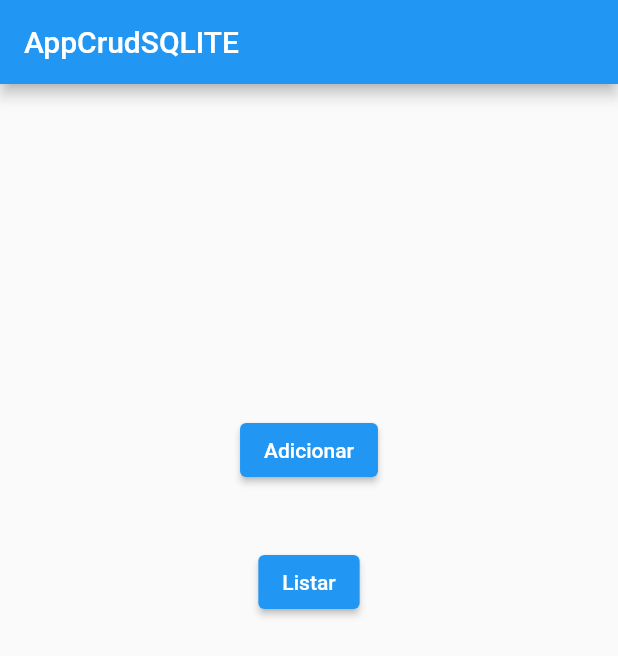
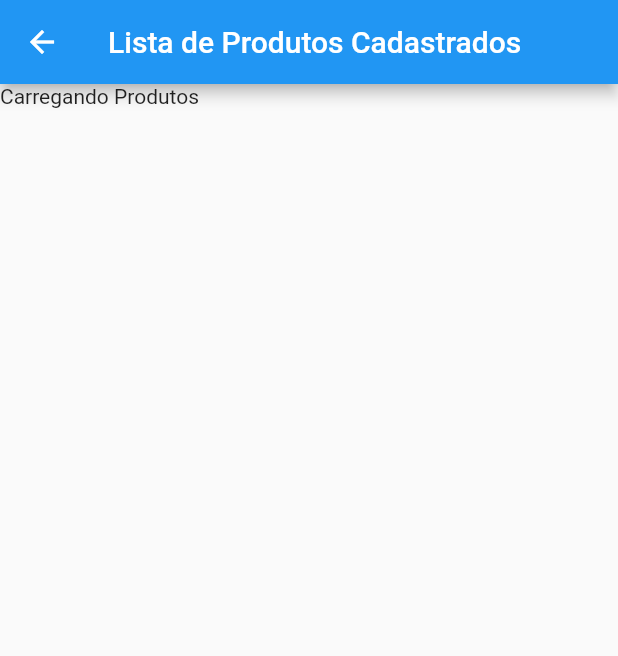
Before and after one commit to EduardoLoppes/Projeto-Flutter, a Flutter app: the screen it shows after launch, after a tap on "Listar", on a phone screen of 412 x 824 dp. Shown: the top 656 px of the screen. Run offline on Flutter 3.47's test engine with Material 2 defaults, Android fonts, the phone set to English and light mode, and no system bars; our stand-ins replace sqflite; accounts and stored records are empty.

Commit message:
:sparkles: Func: Listar adicionado

```diff
--- a/appcrudsqlite/lib/main.dart
+++ b/appcrudsqlite/lib/main.dart
@@ -47,10 +47,10 @@ class _HomeState extends State<Home> {
           SizedBox(height: 40),
           ElevatedButton(
             onPressed: () {
-              //Navigator.push(context,
-              //MaterialPageRoute(builder: (BuildContext context) {
-              //return list();
-              //}));
+              Navigator.push(context,
+              MaterialPageRoute(builder: (BuildContext context) {
+              return ListProduto();
+              }));
             },
             child: Text("Listar"),
           ),
--- a/appcrudsqlite/lib/screens/list.dart
+++ b/appcrudsqlite/lib/screens/list.dart
@@ -0,0 +1,171 @@
+import 'package:appcrudsqlite/data/dbgeek.dart';
+import 'package:flutter/cupertino.dart';
+
+import 'package:flutter/material.dart';
+
+import 'package:appcrudsqlite/screens/edit.dart';
+
+
+
+class ListProduto extends StatefulWidget {
+
+  @override
+
+  State<StatefulWidget> createState() {
+
+    return _ListProduto();
+
+  }
+
+}
+
+
+
+class _ListProduto extends State<ListProduto> {
+
+  List<Map> slist = [];
+
+  DBgeek mydb = DBgeek();
+
+
+
+  @override
+
+  void initState() {
+
+    mydb.open();
+
+    getdata();
+
+    super.initState();
+
+  }
+
+
+
+  getdata() {
+
+    Future.delayed(Duration(milliseconds: 500), () async {
+
+      //use delay min 500 ms, because database takes time to initilize.
+
+      slist = await mydb.db.rawQuery('SELECT * FROM books');
+
+
+
+      setState(() {}); //refresh UI after getting data from table.
+
+    });
+
+  }
+
+
+
+  @override
+
+  Widget build(BuildContext context) {
+
+    return Scaffold(
+
+      appBar: AppBar(
+
+        title: Text("Lista de Produtos Cadastrados"),
+
+      ),
+
+      body: SingleChildScrollView(
+
+        child: Container(
+
+          child: slist.length == 0
+
+              ? Text("Carregando Produtos")
+
+              : //show message if there is no any student
+
+              Column(
+
+                  //or populate list to Column children if there is student data.
+
+                  children: slist.map((stuone) {
+
+                    return Card(
+
+                      child: ListTile(
+
+                        leading: Icon(Icons.people),
+
+                        title: Text(stuone["nome"]),
+
+                        subtitle: Text("NomeProduto:" +
+
+                            stuone["roll_no"].toString() +
+
+                            ", precoProduto: " +
+
+                            stuone["Preço"]),
+
+                        trailing: Wrap(
+
+                          children: [
+
+                            IconButton(
+
+                                onPressed: () {
+
+                                  //Navigator.push(context, MaterialPageRoute(
+                                      //builder: (BuildContext context) {
+
+                                    //return EditProduto(rollno: stuone["roll_no"]);
+
+                                  //})); //navigate to edit page, pass student roll no to edit
+
+                                },
+
+                                icon: Icon(Icons.edit)),
+
+                            IconButton(
+
+                                onPressed: () async {
+
+                                  await mydb.db.rawDelete(
+
+                                      "DELETE FROM Produtos WHERE roll_no = ?",
+
+                                      [stuone["roll_no"]]);
+
+                                  //delete student data with roll no.
+
+                                  print("Data Deleted");
+
+                                  ScaffoldMessenger.of(context).showSnackBar(
+
+                                      SnackBar(content: Text("Produto Apagado!")));
+
+                                  getdata();
+
+                                },
+
+                                icon: Icon(Icons.delete, color: Colors.red))
+
+                          ],
+
+                        ),
+
+                      ),
+
+                    );
+
+                  }).toList(),
+
+                ),
+
+        ),
+
+      ),
+
+    );
+
+  }
+
+}
```
